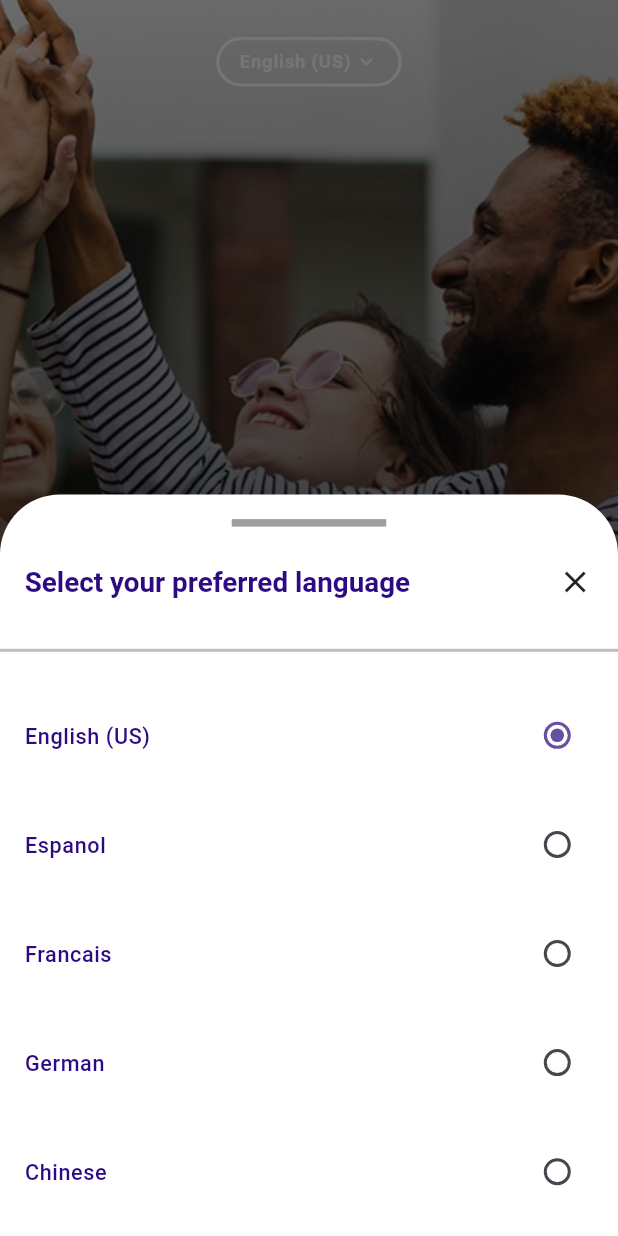
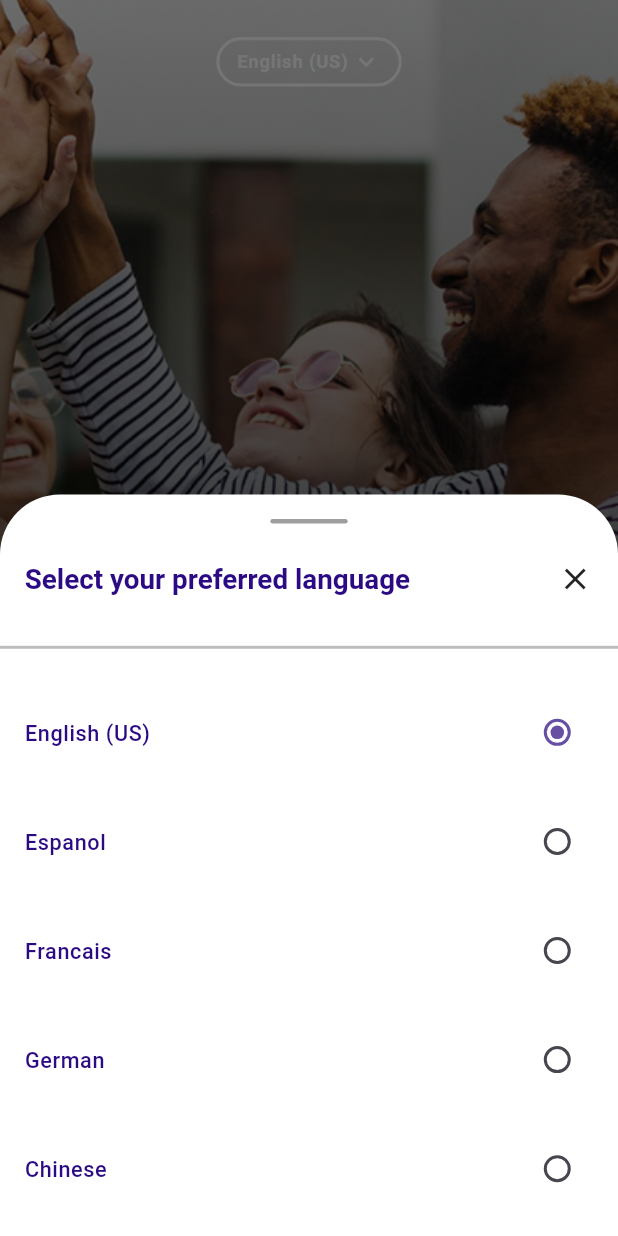
Before and after one commit to ahmvddddd/flutter_coding_task, a Flutter app: the screen it shows after launch, after a tap on "English (US)", on a phone screen of 412 x 824 dp. Run offline on Flutter 3.47's test engine with Material 3 defaults, Android fonts, the phone set to English and light mode, and no system bars; Roboto replaces fonts that are missing (Aeonik).

Commit message:
coding task fix

```diff
--- a/lib/onboarding_screen.dart
+++ b/lib/onboarding_screen.dart
@@ -46,9 +46,12 @@ class _OnboardingScreenState extends State<OnboardingScreen> {
                 Align(
                   alignment: Alignment.center,
                   child: Container(
-                    width: responsiveSize(context, 100),
-                    height: 5,
+                    width: responsiveSize(context, 50),
+                    height: 3,
+                    decoration: BoxDecoration(
                       color: Colors.grey[500],
+                      borderRadius: BorderRadius.circular(50)
+                      )
                   ),
                 ),
 
@@ -107,24 +110,6 @@ class _OnboardingScreenState extends State<OnboardingScreen> {
                             ),
                           ],
                         );
-                        // ListTile(
-                        //   title: Text(
-                        //     lang,
-                        //     style: Theme.of(context).textTheme.bodySmall,
-                        //   ),
-                        //   trailing: Radio<String>(
-                        //     value: lang,
-                        //     groupValue: _selectedLanguage,
-                        //     onChanged: (value) {
-                        //       setState(() => _selectedLanguage = value!);
-                        //       Navigator.pop(context);
-                        //     },
-                        //   ),
-                        //   onTap: () {
-                        //     setState(() => _selectedLanguage = lang);
-                        //     Navigator.pop(context);
-                        //   },
-                        // );
                       },
                     ),
                   ),
@@ -140,6 +125,7 @@ class _OnboardingScreenState extends State<OnboardingScreen> {
   @override
   Widget build(BuildContext context) {
     return Scaffold(
+      extendBodyBehindAppBar: true,
       body: Container(
         decoration: BoxDecoration(
           image: DecorationImage(
@@ -147,6 +133,7 @@ class _OnboardingScreenState extends State<OnboardingScreen> {
             fit: BoxFit.cover,
           ),
         ),
+        child: SafeArea(
           child: Padding(
             padding: EdgeInsets.all(responsiveSize(context, 24)),
             child: Column(
@@ -186,7 +173,7 @@ class _OnboardingScreenState extends State<OnboardingScreen> {
                           Icon(
                             Icons.expand_more,
                             color: Colors.white,
-                          size: responsiveSize(context, 16),
+                            size: 20,
                           ),
                         ],
                       ),
@@ -194,6 +181,7 @@ class _OnboardingScreenState extends State<OnboardingScreen> {
                   ),
                 ),
 
+                //intro text
                 Column(
                   crossAxisAlignment: CrossAxisAlignment.start,
                   children: [
@@ -212,6 +200,7 @@ class _OnboardingScreenState extends State<OnboardingScreen> {
                       ),
                     ),
 
+                    //auth bittons
                     SizedBox(height: responsiveSize(context, 16)),
                     _onboardingButtons(
                       context,
@@ -265,6 +254,7 @@ class _OnboardingScreenState extends State<OnboardingScreen> {
             ),
           ),
         ),
+      ),
     );
   }
 
```
Also changed, not shown: 1 other file. Lines whose indentation alone changed are shown as unchanged.
